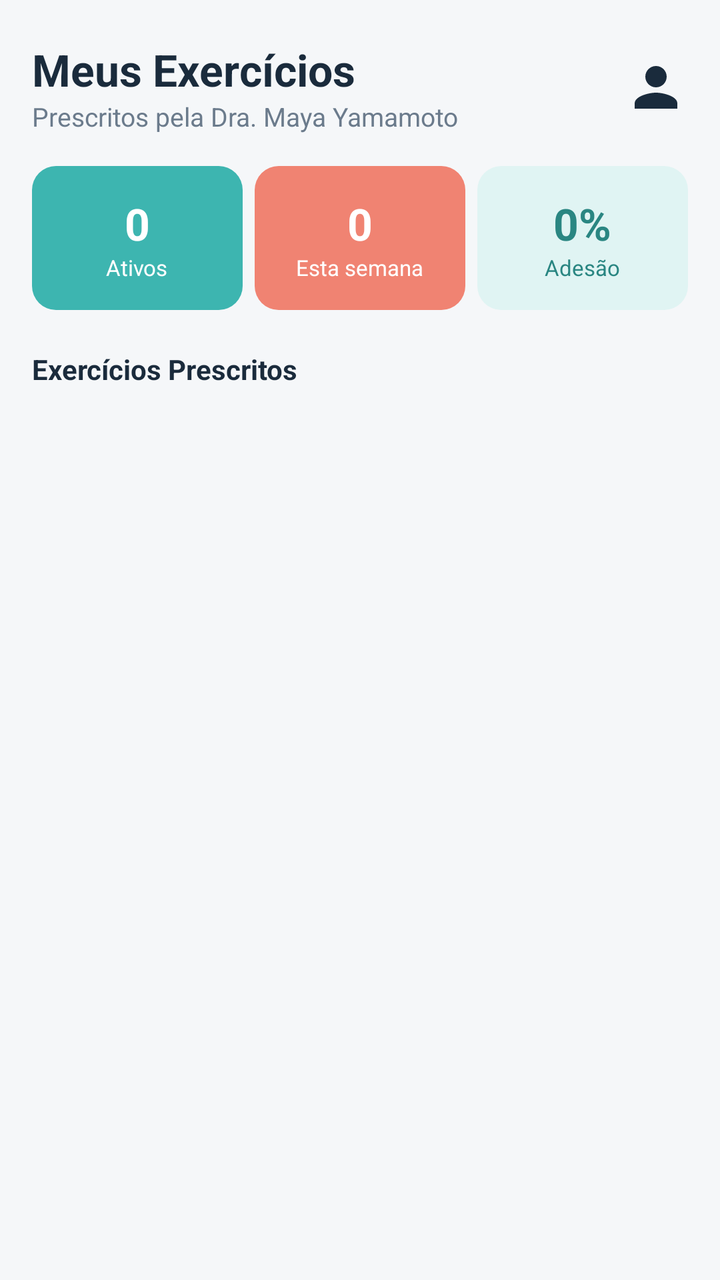
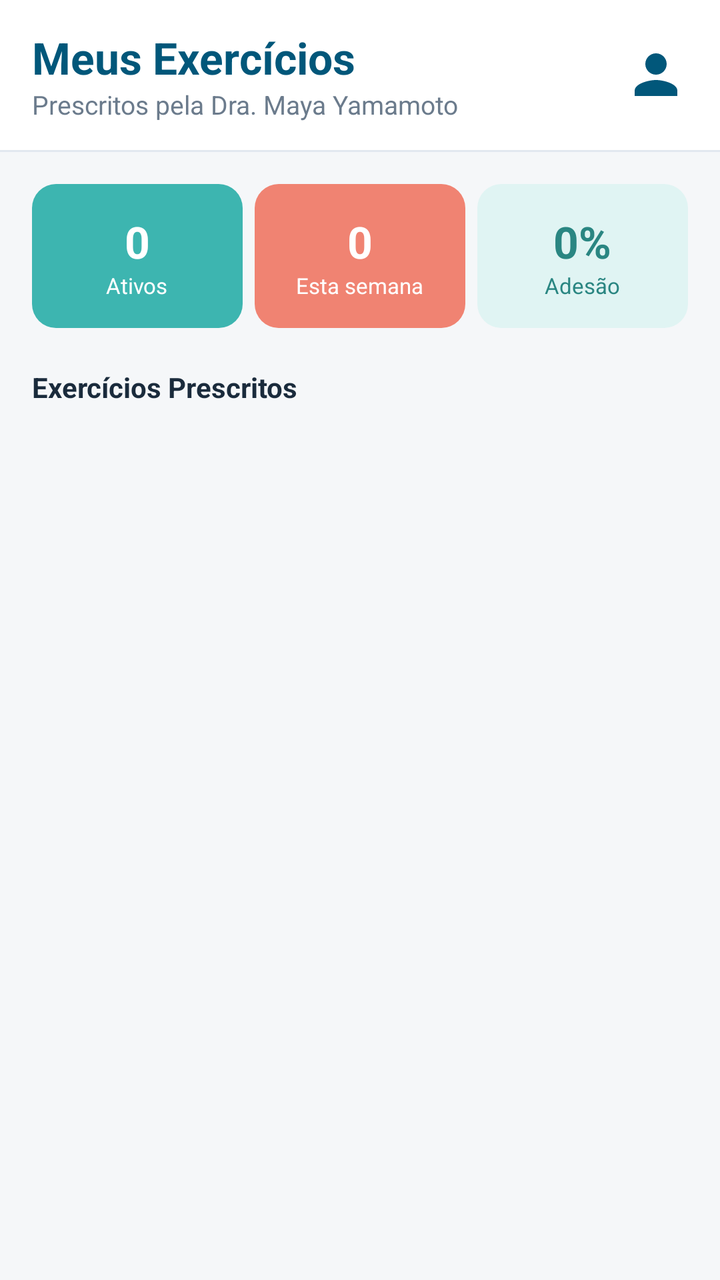

The first picture is an Android layout as it rendered before a commit; the second is the same layout after the commit. The layout source and the unified diff follow.
<!-- AndroidManifest.xml: application theme Theme.MayaRPG -->
<!-- res/layout/fragment_exercicios.xml -->
<?xml version="1.0" encoding="utf-8"?>
<androidx.constraintlayout.widget.ConstraintLayout
    xmlns:android="http://schemas.android.com/apk/res/android"
    xmlns:app="http://schemas.android.com/apk/res-auto"
    android:layout_width="match_parent"
    android:layout_height="match_parent"
    android:background="@color/bg_default">

    <TextView
        android:id="@+id/tvTitulo"
        android:layout_width="wrap_content"
        android:layout_height="wrap_content"
        android:text="@string/ex_titulo"
        android:textColor="@color/text_primary"
        android:textSize="22sp"
        android:textStyle="bold"
        android:layout_marginTop="20dp"
        android:layout_marginStart="16dp"
        app:layout_constraintTop_toTopOf="parent"
        app:layout_constraintStart_toStartOf="parent" />

    <TextView
        android:id="@+id/tvSubtitulo"
        android:layout_width="wrap_content"
        android:layout_height="wrap_content"
        android:text="@string/ex_subtitulo"
        android:textColor="@color/text_secondary"
        android:textSize="13sp"
        android:layout_marginStart="16dp"
        app:layout_constraintTop_toBottomOf="@id/tvTitulo"
        app:layout_constraintStart_toStartOf="parent" />

    <ImageView
        android:id="@+id/btnPerfil"
        android:layout_width="32dp"
        android:layout_height="32dp"
        android:src="@drawable/ic_person"
        app:tint="@color/text_primary"
        android:layout_marginEnd="16dp"
        app:layout_constraintTop_toTopOf="@id/tvTitulo"
        app:layout_constraintBottom_toBottomOf="@id/tvSubtitulo"
        app:layout_constraintEnd_toEndOf="parent" />

    
    <LinearLayout
        android:id="@+id/chipFiltro"
        android:layout_width="wrap_content"
        android:layout_height="wrap_content"
        android:orientation="horizontal"
        android:gravity="center_vertical"
        android:background="@drawable/bg_chip_filtro"
        android:paddingStart="14dp"
        android:paddingEnd="6dp"
        android:paddingVertical="6dp"
        android:layout_marginStart="16dp"
        android:layout_marginTop="10dp"
        android:visibility="gone"
        app:layout_constraintTop_toBottomOf="@id/tvSubtitulo"
        app:layout_constraintStart_toStartOf="parent">

        <TextView
            android:id="@+id/tvChipFiltro"
            android:layout_width="wrap_content"
            android:layout_height="wrap_content"
            android:text="Filtrando..."
            android:textColor="@color/white"
            android:textStyle="bold"
            android:textSize="13sp" />

        <ImageView
            android:id="@+id/btnFecharChip"
            android:layout_width="22dp"
            android:layout_height="22dp"
            android:src="@drawable/ic_close"
            app:tint="@color/white"
            android:layout_marginStart="6dp"
            android:padding="2dp" />
    </LinearLayout>

    <LinearLayout
        android:id="@+id/boxStats"
        android:layout_width="match_parent"
        android:layout_height="wrap_content"
        android:orientation="horizontal"
        android:padding="16dp"
        android:weightSum="3"
        app:layout_constraintTop_toBottomOf="@id/chipFiltro">

        <LinearLayout
            android:layout_width="0dp"
            android:layout_height="wrap_content"
            android:layout_weight="1"
            android:orientation="vertical"
            android:gravity="center"
            android:background="@drawable/bg_tile_primary"
            android:padding="14dp"
            android:layout_marginEnd="6dp">
            <TextView
                android:id="@+id/tvAtivos"
                android:layout_width="wrap_content"
                android:layout_height="wrap_content"
                android:text="0"
                android:textColor="@color/white"
                android:textSize="22sp"
                android:textStyle="bold" />
            <TextView
                android:layout_width="wrap_content"
                android:layout_height="wrap_content"
                android:text="@string/ex_ativos"
                android:textColor="@color/white"
                android:textSize="11sp" />
        </LinearLayout>

        <LinearLayout
            android:layout_width="0dp"
            android:layout_height="wrap_content"
            android:layout_weight="1"
            android:orientation="vertical"
            android:gravity="center"
            android:background="@drawable/bg_tile_coral"
            android:padding="14dp"
            android:layout_marginEnd="6dp">
            <TextView
                android:id="@+id/tvSemana"
                android:layout_width="wrap_content"
                android:layout_height="wrap_content"
                android:text="0"
                android:textColor="@color/white"
                android:textSize="22sp"
                android:textStyle="bold" />
            <TextView
                android:layout_width="wrap_content"
                android:layout_height="wrap_content"
                android:text="@string/ex_esta_semana"
                android:textColor="@color/white"
                android:textSize="11sp"
                android:gravity="center" />
        </LinearLayout>

        <LinearLayout
            android:layout_width="0dp"
            android:layout_height="wrap_content"
            android:layout_weight="1"
            android:orientation="vertical"
            android:gravity="center"
            android:background="@drawable/bg_tile_primary_light"
            android:padding="14dp">
            <TextView
                android:id="@+id/tvAdesao"
                android:layout_width="wrap_content"
                android:layout_height="wrap_content"
                android:text="0%"
                android:textColor="@color/primary_dark"
                android:textSize="22sp"
                android:textStyle="bold" />
            <TextView
                android:layout_width="wrap_content"
                android:layout_height="wrap_content"
                android:text="@string/ex_adesao"
                android:textColor="@color/primary_dark"
                android:textSize="11sp" />
        </LinearLayout>
    </LinearLayout>

    <TextView
        android:id="@+id/tvLista"
        android:layout_width="wrap_content"
        android:layout_height="wrap_content"
        android:text="@string/ex_prescritos"
        android:textColor="@color/text_primary"
        android:textStyle="bold"
        android:textSize="14sp"
        android:layout_marginStart="16dp"
        android:layout_marginTop="4dp"
        app:layout_constraintTop_toBottomOf="@id/boxStats"
        app:layout_constraintStart_toStartOf="parent" />

    <androidx.recyclerview.widget.RecyclerView
        android:id="@+id/rvExercicios"
        android:layout_width="match_parent"
        android:layout_height="0dp"
        android:padding="12dp"
        android:clipToPadding="false"
        app:layout_constraintTop_toBottomOf="@id/tvLista"
        app:layout_constraintBottom_toBottomOf="parent" />

    
    <LinearLayout
        android:id="@+id/boxVazio"
        android:layout_width="match_parent"
        android:layout_height="wrap_content"
        android:orientation="vertical"
        android:gravity="center"
        android:padding="32dp"
        android:visibility="gone"
        app:layout_constraintTop_toBottomOf="@id/tvLista"
        app:layout_constraintStart_toStartOf="parent"
        app:layout_constraintEnd_toEndOf="parent">

        <TextView
            android:layout_width="wrap_content"
            android:layout_height="wrap_content"
            android:text="🧘"
            android:textSize="56sp"
            android:alpha="0.7" />

        <TextView
            android:id="@+id/tvVazioTitulo"
            android:layout_width="wrap_content"
            android:layout_height="wrap_content"
            android:text="Nenhum exercício"
            android:textColor="@color/text_primary"
            android:textStyle="bold"
            android:textSize="16sp"
            android:layout_marginTop="14dp" />

        <TextView
            android:id="@+id/tvVazioMsg"
            android:layout_width="match_parent"
            android:layout_height="wrap_content"
            android:text="Você não tem exercícios prescritos nesta categoria."
            android:textColor="@color/text_secondary"
            android:textSize="13sp"
            android:gravity="center"
            android:layout_marginTop="6dp" />

        <Button
            android:id="@+id/btnVerTodos"
            android:layout_width="wrap_content"
            android:layout_height="wrap_content"
            android:text="Ver todos os exercícios"
            android:textColor="@color/white"
            android:textAllCaps="false"
            android:textStyle="bold"
            android:background="@drawable/bg_btn_entrar"
            android:paddingHorizontal="20dp"
            android:paddingVertical="10dp"
            android:layout_marginTop="20dp"
            android:visibility="gone" />
    </LinearLayout>

    <ProgressBar
        android:id="@+id/progress"
        android:layout_width="wrap_content"
        android:layout_height="wrap_content"
        android:visibility="gone"
        android:indeterminateTint="@color/primary"
        app:layout_constraintTop_toTopOf="@id/rvExercicios"
        app:layout_constraintBottom_toBottomOf="@id/rvExercicios"
        app:layout_constraintStart_toStartOf="parent"
        app:layout_constraintEnd_toEndOf="parent" />

</androidx.constraintlayout.widget.ConstraintLayout>
<!-- resources referenced by this layout -->
<resources>
  <color name="bg_default">#F5F7F9</color>
  <color name="primary">#3DB5B0</color>
  <color name="primary_dark">#2A8682</color>
  <color name="text_primary">#1A2B3C</color>
  <color name="text_secondary">#6B7B8C</color>
  <color name="white">#FFFFFF</color>
  <!-- drawable bg_btn_entrar (drawable) -->
  <?xml version="1.0" encoding="utf-8"?>
  <shape xmlns:android="http://schemas.android.com/apk/res/android"
      android:shape="rectangle">
      <solid android:color="@color/primary_light" />
      <corners android:radius="28dp" />
  </shape>
  <!-- drawable bg_chip_filtro (drawable) -->
  <?xml version="1.0" encoding="utf-8"?>
  <shape xmlns:android="http://schemas.android.com/apk/res/android"
      android:shape="rectangle">
      <solid android:color="@color/primary" />
      <corners android:radius="20dp" />
  </shape>
  <!-- drawable bg_tile_coral (drawable) -->
  <?xml version="1.0" encoding="utf-8"?>
  <shape xmlns:android="http://schemas.android.com/apk/res/android"
      android:shape="rectangle">
      <solid android:color="@color/coral" />
      <corners android:radius="12dp" />
  </shape>
  <!-- drawable bg_tile_primary (drawable) -->
  <?xml version="1.0" encoding="utf-8"?>
  <shape xmlns:android="http://schemas.android.com/apk/res/android"
      android:shape="rectangle">
      <solid android:color="@color/primary" />
      <corners android:radius="12dp" />
  </shape>
  <!-- drawable bg_tile_primary_light (drawable) -->
  <?xml version="1.0" encoding="utf-8"?>
  <shape xmlns:android="http://schemas.android.com/apk/res/android"
      android:shape="rectangle">
      <solid android:color="#E0F4F3" />
      <corners android:radius="12dp" />
  </shape>
  <!-- drawable ic_close (drawable) -->
  <vector xmlns:android="http://schemas.android.com/apk/res/android"
      android:width="24dp" android:height="24dp"
      android:viewportWidth="24" android:viewportHeight="24">
      <path android:fillColor="@android:color/white"
          android:pathData="M19,6.41L17.59,5 12,10.59 6.41,5 5,6.41 10.59,12 5,17.59 6.41,19 12,13.41 17.59,19 19,17.59 13.41,12z"/>
  </vector>
  <!-- drawable ic_person (drawable) -->
  <vector xmlns:android="http://schemas.android.com/apk/res/android"
      android:width="24dp" android:height="24dp"
      android:viewportWidth="24" android:viewportHeight="24">
      <path android:fillColor="@android:color/white"
          android:pathData="M12,12c2.21,0 4,-1.79 4,-4s-1.79,-4 -4,-4 -4,1.79 -4,4 1.79,4 4,4zM12,14c-2.67,0 -8,1.34 -8,4v2h16v-2c0,-2.66 -5.33,-4 -8,-4z"/>
  </vector>
  <string name="ex_adesao">Adesão</string>
  <string name="ex_ativos">Ativos</string>
  <string name="ex_esta_semana">Esta semana</string>
  <string name="ex_prescritos">Exercícios Prescritos</string>
  <string name="ex_subtitulo">Prescritos pela Dra. Maya Yamamoto</string>
  <string name="ex_titulo">Meus Exercícios</string>
  <style name="Theme.MayaRPG" parent="Theme.MaterialComponents.DayNight.NoActionBar">
          <item name="colorPrimary">@color/primary</item>
          <item name="colorPrimaryVariant">@color/primary_dark</item>
          <item name="colorOnPrimary">@color/white</item>
          <item name="colorSecondary">@color/coral</item>
          <item name="colorSecondaryVariant">@color/coral_light</item>
          <item name="colorOnSecondary">@color/white</item>
          <item name="android:colorBackground">@color/bg_default</item>
          <item name="android:statusBarColor" tools:targetApi="l">@color/primary_dark</item>
          <item name="android:textColorPrimary">@color/text_primary</item>
          <item name="android:textColorSecondary">@color/text_secondary</item>
          <item name="android:fontFamily">sans-serif</item>
      </style>
  <color name="primary_light">#7FCFCB</color>
  <color name="coral">#F08372</color>
  <color name="coral_light">#F5A89C</color>
</resources>

<!-- the commit's change to res/layout/fragment_exercicios.xml (unified diff, before → after) -->
@@ -6,40 +6,62 @@
     android:layout_height="match_parent"
     android:background="@color/bg_default">
 
-    <TextView
-        android:id="@+id/tvTitulo"
-        android:layout_width="wrap_content"
-        android:layout_height="wrap_content"
-        android:text="@string/ex_titulo"
-        android:textColor="@color/text_primary"
-        android:textSize="22sp"
-        android:textStyle="bold"
-        android:layout_marginTop="20dp"
-        android:layout_marginStart="16dp"
-        app:layout_constraintTop_toTopOf="parent"
-        app:layout_constraintStart_toStartOf="parent" />
-
-    <TextView
-        android:id="@+id/tvSubtitulo"
-        android:layout_width="wrap_content"
-        android:layout_height="wrap_content"
-        android:text="@string/ex_subtitulo"
-        android:textColor="@color/text_secondary"
-        android:textSize="13sp"
-        android:layout_marginStart="16dp"
-        app:layout_constraintTop_toBottomOf="@id/tvTitulo"
-        app:layout_constraintStart_toStartOf="parent" />
-
-    <ImageView
-        android:id="@+id/btnPerfil"
-        android:layout_width="32dp"
-        android:layout_height="32dp"
-        android:src="@drawable/ic_person"
-        app:tint="@color/text_primary"
-        android:layout_marginEnd="16dp"
-        app:layout_constraintTop_toTopOf="@id/tvTitulo"
-        app:layout_constraintBottom_toBottomOf="@id/tvSubtitulo"
-        app:layout_constraintEnd_toEndOf="parent" />
+    
+    <LinearLayout
+        android:id="@+id/topoBranco"
+        android:layout_width="match_parent"
+        android:layout_height="wrap_content"
+        android:orientation="vertical"
+        android:background="@color/surface"
+        android:paddingHorizontal="16dp"
+        android:paddingVertical="14dp"
+        app:layout_constraintTop_toTopOf="parent">
+
+        <RelativeLayout
+            android:layout_width="match_parent"
+            android:layout_height="wrap_content">
+
+            <LinearLayout
+                android:layout_width="wrap_content"
+                android:layout_height="wrap_content"
+                android:orientation="vertical"
+                android:layout_alignParentStart="true">
+
+                <TextView
+                    android:id="@+id/tvTitulo"
+                    android:layout_width="wrap_content"
+                    android:layout_height="wrap_content"
+                    android:text="@string/ex_titulo"
+                    android:textColor="#01577A"
+                    android:textSize="22sp"
+                    android:textStyle="bold" />
+
+                <TextView
+                    android:id="@+id/tvSubtitulo"
+                    android:layout_width="wrap_content"
+                    android:layout_height="wrap_content"
+                    android:text="@string/ex_subtitulo"
+                    android:textColor="@color/text_secondary"
+                    android:textSize="13sp" />
+            </LinearLayout>
+
+            <ImageView
+                android:id="@+id/btnPerfil"
+                android:layout_width="32dp"
+                android:layout_height="32dp"
+                android:src="@drawable/ic_person"
+                app:tint="#01577A"
+                android:layout_alignParentEnd="true"
+                android:layout_centerVertical="true" />
+        </RelativeLayout>
+    </LinearLayout>
+
+    <View
+        android:id="@+id/divisor"
+        android:layout_width="match_parent"
+        android:layout_height="1dp"
+        android:background="@color/divider"
+        app:layout_constraintTop_toBottomOf="@id/topoBranco" />
 
     
     <LinearLayout
@@ -55,7 +77,7 @@
         android:layout_marginStart="16dp"
         android:layout_marginTop="10dp"
         android:visibility="gone"
-        app:layout_constraintTop_toBottomOf="@id/tvSubtitulo"
+        app:layout_constraintTop_toBottomOf="@id/divisor"
         app:layout_constraintStart_toStartOf="parent">
 
         <TextView
@@ -184,7 +206,6 @@
         app:layout_constraintTop_toBottomOf="@id/tvLista"
         app:layout_constraintBottom_toBottomOf="parent" />
 
-    
     <LinearLayout
         android:id="@+id/boxVazio"
         android:layout_width="match_parent"
<!-- resource entries referenced after the edit -->
@@ -1,8 +1,10 @@
 <!-- resources referenced by this layout -->
 <resources>
   <color name="bg_default">#F5F7F9</color>
+  <color name="divider">#E2E8F0</color>
   <color name="primary">#3DB5B0</color>
   <color name="primary_dark">#2A8682</color>
+  <color name="surface">#FFFFFF</color>
   <color name="text_primary">#1A2B3C</color>
   <color name="text_secondary">#6B7B8C</color>
   <color name="white">#FFFFFF</color>
